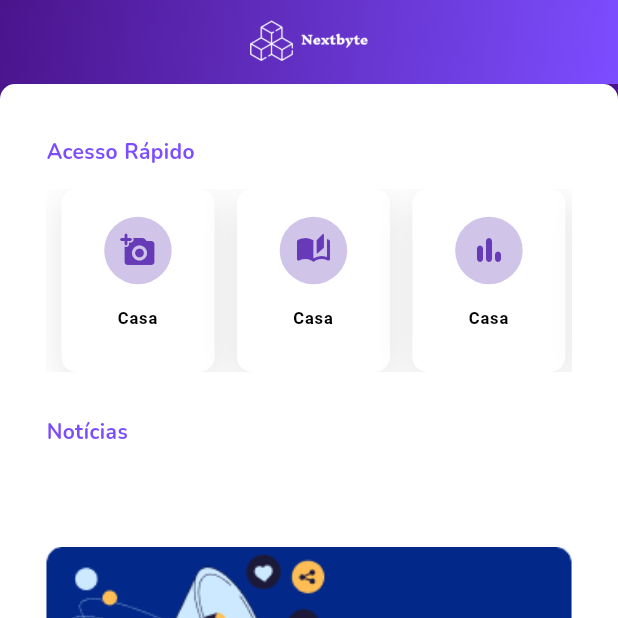
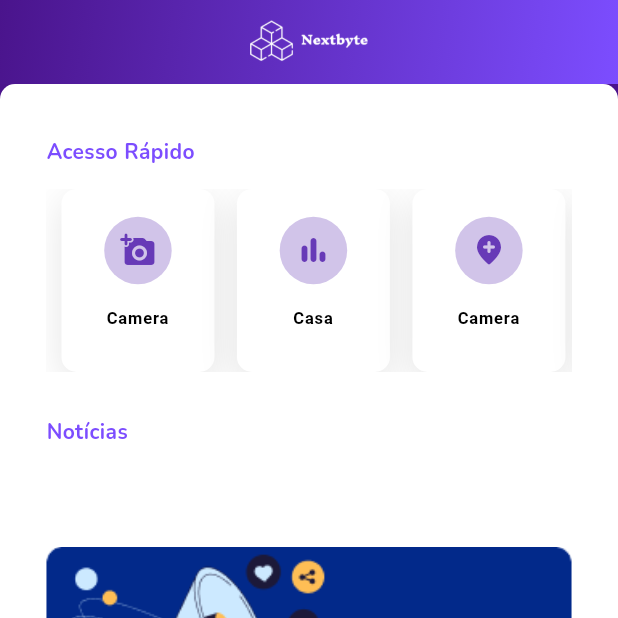
Before and after one commit to vtrsc/app-servidor, a Flutter app: the HomeServidorView screen opened directly, on a phone screen of 412 x 824 dp, the top half of it. Run offline on Flutter 3.47's test engine with Material 3 defaults, Android fonts, the phone set to English and light mode, and no system bars; our stand-ins replace camera, flutter_svg, google_fonts, image_picker.

Commit message:
view video generator

```diff
--- a/lib/view/home.dart
+++ b/lib/view/home.dart
@@ -7,6 +7,7 @@ import 'package:myproject/view/botao.dart';
 import 'package:myproject/view/cadastroPessoal.dart';
 import 'package:myproject/view/camera.dart';
 import 'package:myproject/view/cardNoticias.dart';
+import 'package:myproject/view/videoGenerator.dart';
 
 class HomeServidorView extends StatefulWidget {
   const HomeServidorView({super.key});
@@ -95,17 +96,11 @@ class _HomeServidorViewWidgetState extends State<HomeServidorView> with WidgetsB
                               BtnPadraoSquare(
                                 onTap: () => Navigator.push(context, CupertinoPageRoute(builder: (context) => const CameraApp())),
                                 icon: Icons.add_a_photo_rounded,
-                                textBtn: "Casa",
+                                textBtn: "Camera",
                                 bgIconColor: Colors.deepPurple.shade100, // Alterado para roxo claro
                                 iconColor: Colors.deepPurple,
                               ),
-                              BtnPadraoSquare(
-                                onTap: () => Navigator.pushNamed(context, "camera"),
-                                icon: Icons.auto_stories_rounded,
-                                textBtn: "Casa",
-                                bgIconColor: Colors.deepPurple.shade100,
-                                iconColor: Colors.deepPurple,
-                              ),
+
                               BtnPadraoSquare(
                                 onTap: () => print("Casa clicada"),
                                 icon: Icons.bar_chart_rounded,
@@ -114,12 +109,13 @@ class _HomeServidorViewWidgetState extends State<HomeServidorView> with WidgetsB
                                 iconColor: Colors.deepPurple,
                               ),
                               BtnPadraoSquare(
-                                onTap: () => print("Casa clicada"),
-                                icon: Icons.home,
-                                textBtn: "Casa",
-                                bgIconColor: Colors.deepPurple.shade100,
+                                onTap: () => Navigator.push(context, CupertinoPageRoute(builder: (context) => Videogenerator())),
+                                icon: Icons.add_location_rounded,
+                                textBtn: "Camera",
+                                bgIconColor: Colors.deepPurple.shade100, // Alterado para roxo claro
                                 iconColor: Colors.deepPurple,
                               ),
+
                               BtnPadraoSquare(
                                 onTap: () => Navigator.push(context, CupertinoPageRoute(builder: (context) => const LancamentoCadPessoaPage())),
                                 icon: Icons.edit_sharp,
--- a/pubspec.yaml
+++ b/pubspec.yaml
@@ -40,6 +40,7 @@ dependencies:
   flutter_svg: ^2.0.16
   camera: ^0.11.0+2
   brasil_fields: ^1.15.0
+  image_picker: ^1.1.2
 
 
 
```
Also changed, not shown: lib/view/videoGenerator.dart (added, +141 -0 lines), pubspec.lock, 6 other files.
